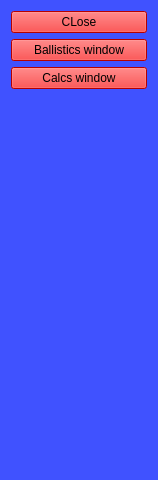
Before: the Qt Designer form src/drop_menu.ui in arrgn/PhysCalc, drawn with Qt 5.
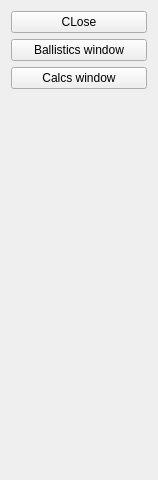
After: the same form once the commit is applied.

```diff
--- a/src/drop_menu.ui
+++ b/src/drop_menu.ui
@@ -14,13 +14,13 @@
    <string>Frame</string>
   </property>
   <property name="styleSheet">
-   <string notr="true">background: rgba(0,25,255,0.5);</string>
+   <string notr="true"/>
   </property>
   <layout class="QVBoxLayout" name="verticalLayout_2">
    <item>
     <widget class="QPushButton" name="closer">
      <property name="styleSheet">
-      <string notr="true">background: red;</string>
+      <string notr="true"/>
      </property>
      <property name="text">
       <string>CLose</string>
@@ -30,7 +30,7 @@
    <item>
     <widget class="QPushButton" name="w1_btn">
      <property name="styleSheet">
-      <string notr="true">background: red;</string>
+      <string notr="true"/>
      </property>
      <property name="text">
       <string>Ballistics window</string>
@@ -40,7 +40,7 @@
    <item>
     <widget class="QPushButton" name="w2_btn">
      <property name="styleSheet">
-      <string notr="true">background: red;</string>
+      <string notr="true"/>
      </property>
      <property name="text">
       <string>Calcs window</string>
```
